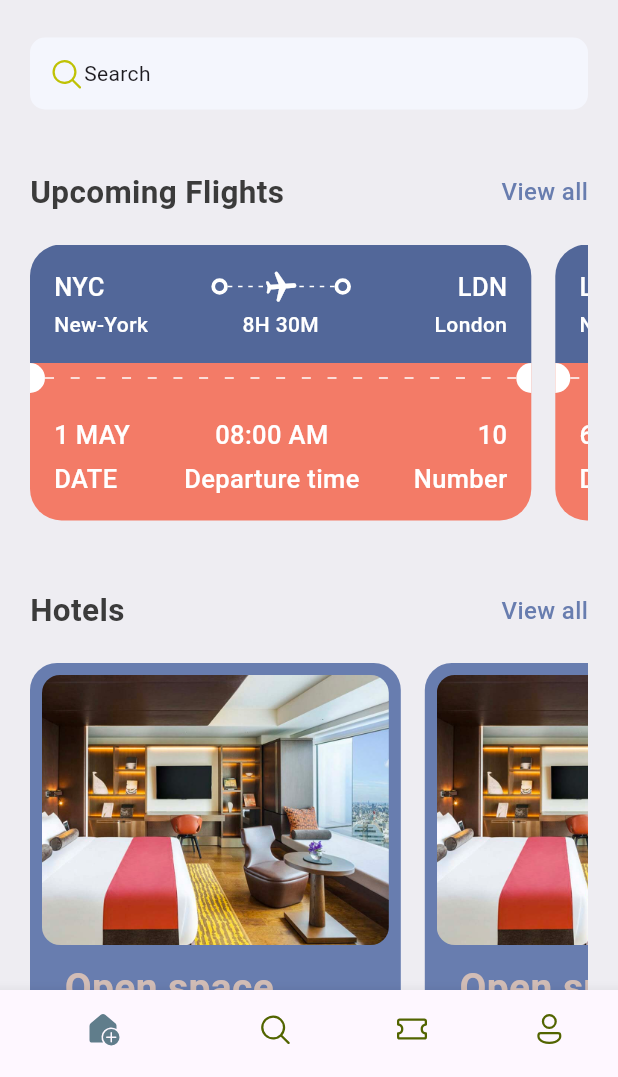
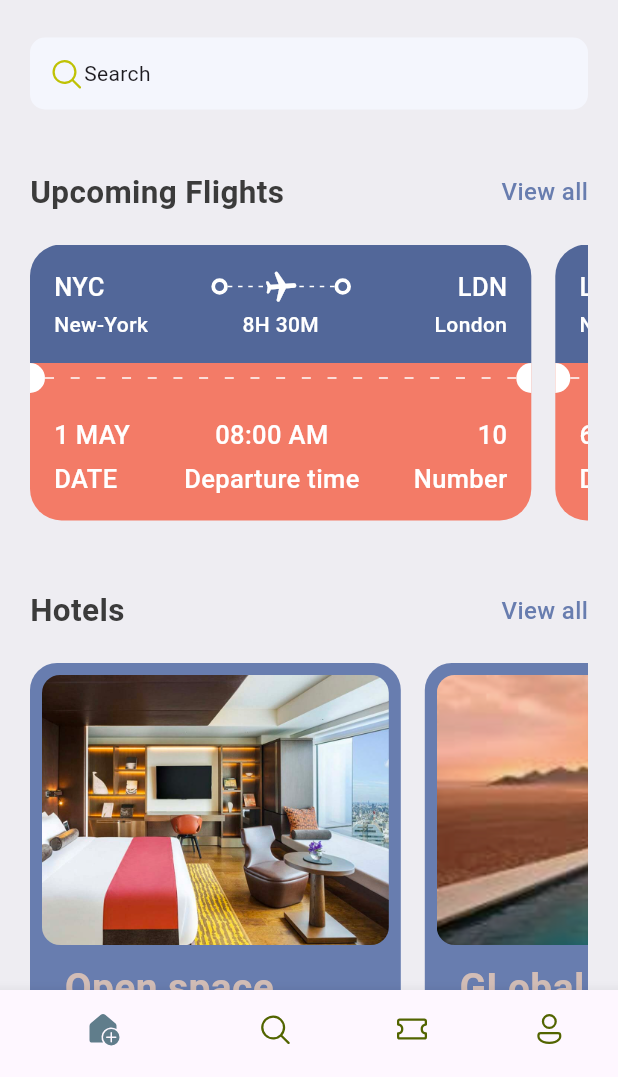
Before and after one commit to eric-kaloki/ticket_app, a Flutter app: the screen it shows after launch, on a phone screen of 412 x 824 dp, the part 159-1236 px from its top. Run offline on Flutter 3.47's test engine with Material 3 defaults, Android fonts, the phone set to English and light mode, and no system bars; our stand-ins replace fluentui_icons.

Commit message:
Update hotel list and hotel widget

```diff
--- a/lib/base/utils/all_json.dart
+++ b/lib/base/utils/all_json.dart
@@ -30,7 +30,6 @@ List<Map<String, dynamic>> ticketList = [
     'date': "3 MAY",
     'departure_time': '01:00 AM',
     'seat': 10
-
   },
   {
     'from': {'code': 'NB0', 'name': 'Naibobi'},
@@ -39,7 +38,6 @@ List<Map<String, dynamic>> ticketList = [
     'date': "18 MAY",
     'departure_time': '05:00 AM',
     'seat': 10
-
   },
   {
     'from': {'code': 'DAR', 'name': 'Dar es Salaam'},
@@ -48,6 +46,44 @@ List<Map<String, dynamic>> ticketList = [
     'date': "1 MAY",
     'departure_time': '08:00 AM',
     'seat': 10
-
   },
 ];
+
+List<Map<String, dynamic>> hotelList = [
+  {
+    'name': 'Open space',
+    'location': 'London',
+    'price': 25,
+    'image': 'hotel_room.png'
+  },
+  {
+    'name': 'GLobal Hotel',
+    'location': 'Nairobi',
+    'price': 25,
+    'image': 'hotel_room_view_2.png'
+  },
+  {
+    'name': 'Night Hotel',
+    'location': 'Dubai',
+    'price': 25,
+    'image': 'hotel_room_view_1.png'
+  },
+  {
+    'name': 'Open space',
+    'location': 'Shanghai',
+    'price': 25,
+    'image': 'hotel_room_1.png'
+  },
+  {
+    'name': 'Jupiter Hotel',
+    'location': 'Dhaka',
+    'price': 25,
+    'image': 'hotel_room_view_3.png'
+  },
+  {
+    'name': 'Sun Three',
+    'location': 'Singapore',
+    'price': 25,
+    'image': 'pool_view.png'
+  },
+];
--- a/lib/base/widgets/app_double_text.dart
+++ b/lib/base/widgets/app_double_text.dart
@@ -1,6 +1,5 @@
 import 'package:flutter/material.dart';
 import 'package:ticket_app/base/res/styles/app_styles.dart';
-import 'package:ticket_app/base/widgets/all_tickets.dart';
 
 class AppDoubleText extends StatelessWidget {
   const AppDoubleText(
--- a/lib/screens/home_screen.dart
+++ b/lib/screens/home_screen.dart
@@ -23,7 +23,8 @@ class _HomeScreenState extends State<HomeScreen> {
 
     return Scaffold(
       backgroundColor: AppStyles.bgColor,
-      body: ListView(children: [
+      body: ListView(
+        children: [
           const SizedBox(
             height: 40,
           ),
@@ -65,8 +66,8 @@ class _HomeScreenState extends State<HomeScreen> {
                       height: 25,
                     ),
                     Container(
-                padding:
-                    const EdgeInsets.symmetric(horizontal: 12, vertical: 12),
+                      padding: const EdgeInsets.symmetric(
+                          horizontal: 12, vertical: 12),
                       decoration: BoxDecoration(
                         borderRadius: BorderRadius.circular(10),
                         color: const Color(0xFFF4F6FD),
@@ -111,18 +112,15 @@ class _HomeScreenState extends State<HomeScreen> {
                     const SizedBox(
                       height: 20,
                     ),
-              const SingleChildScrollView(
+                    SingleChildScrollView(
                         scrollDirection: Axis.horizontal,
                         child: Row(
-                    children: [
-                      Hotel(),
-                      Hotel(),
-                    ],
-                  )),
+                            children: hotelList //.take(3)
+                                .map((singleHotel) => Hotel(hotel: singleHotel))
+                                .toList())),
+                  ])),
         ],
       ),
-        ),
-      ]),
     );
   }
 }
--- a/lib/screens/widgets/hotel.dart
+++ b/lib/screens/widgets/hotel.dart
@@ -3,14 +3,15 @@ import 'package:ticket_app/base/res/media.dart';
 import 'package:ticket_app/base/res/styles/app_styles.dart';
 
 class Hotel extends StatelessWidget {
-  const Hotel({super.key});
+  final Map<String, dynamic> hotel;
+  const Hotel({super.key, required this.hotel});
 
   @override
   Widget build(BuildContext context) {
     final size = MediaQuery.of(context).size;
     return Container(
-      margin:const EdgeInsets.only(right: 16),
-      padding:const EdgeInsets.all(8.0),
+      margin: const EdgeInsets.only(right: 16),
+      padding: const EdgeInsets.all(8.0),
       width: size.width * 0.6,
       height: 350,
       decoration: BoxDecoration(
@@ -24,15 +25,16 @@ class Hotel extends StatelessWidget {
             decoration: BoxDecoration(
                 color: AppStyles.primaryColor,
                 borderRadius: BorderRadius.circular(12),
-                image: const DecorationImage(
-                    fit: BoxFit.cover, image: AssetImage(AppMedia.hotelRoon))),
+                image: DecorationImage(
+                    fit: BoxFit.cover,
+                    image: AssetImage('assets/images/${hotel['image']}'))),
           ),
           const SizedBox(
             height: 10,
           ),
           Padding(
             padding: const EdgeInsets.only(left: 15.0),
-            child: Text("Open space",
+            child: Text(hotel['name'],
                 style: AppStyles.headLineStyle1.copyWith(
                   color: AppStyles.kakiColor,
                 )),
@@ -42,7 +44,7 @@ class Hotel extends StatelessWidget {
           ),
           Padding(
             padding: const EdgeInsets.only(left: 15.0),
-            child: Text("London",
+            child: Text(hotel['location'],
                 style: AppStyles.headLineStyle3.copyWith(
                   color: Colors.white,
                 )),
@@ -52,7 +54,7 @@ class Hotel extends StatelessWidget {
           ),
           Padding(
             padding: const EdgeInsets.only(left: 15.0),
-            child: Text("\$25/night",
+            child: Text("\$${hotel['price']}/night",
                 style: AppStyles.headLineStyle1.copyWith(
                   color: AppStyles.kakiColor,
                 )),
```
Lines whose indentation alone changed are shown as unchanged.
